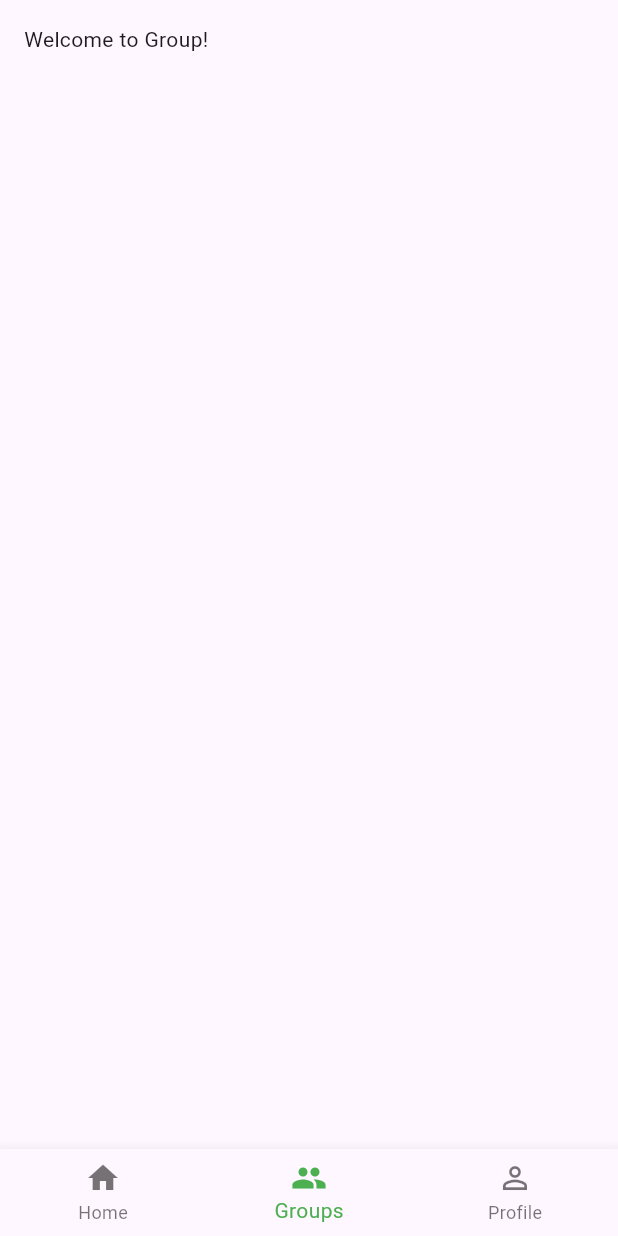
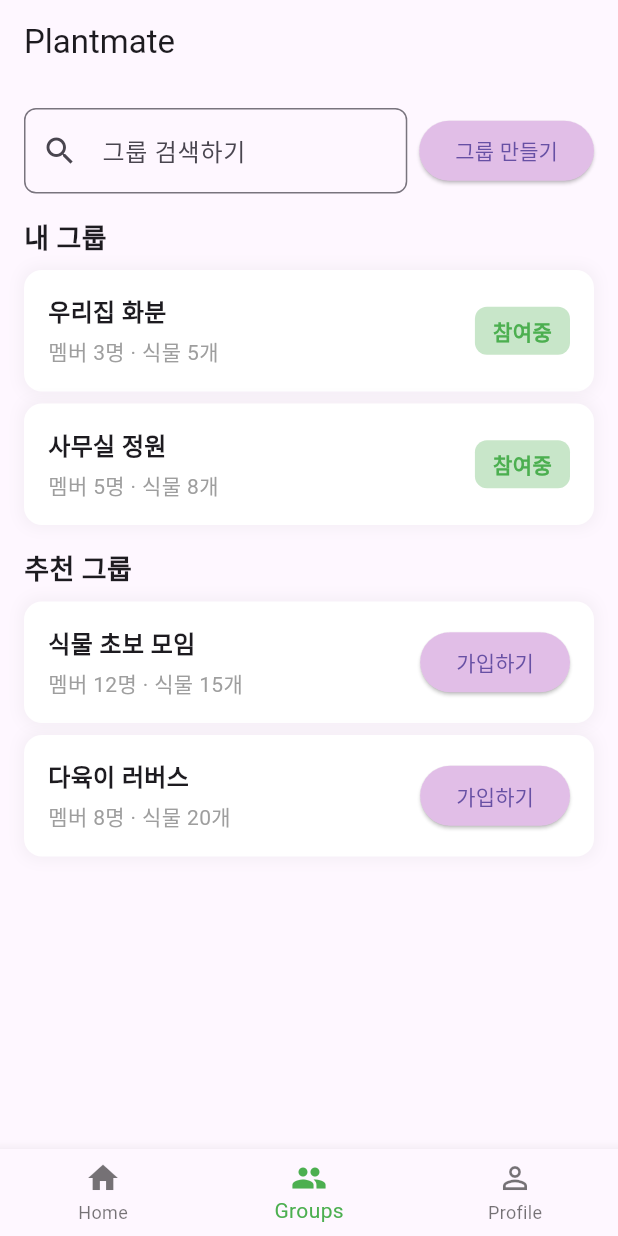
Before and after one commit to eddymango/plantmate, a Flutter app: the screen it shows after launch, item 2 of the bottom bar chosen, on a phone screen of 412 x 824 dp. Run offline on Flutter 3.47's test engine with Material 3 defaults, Android fonts, the phone set to English and light mode, and no system bars.

Commit message:
GroupScreen-Group_Card 구현

```diff
--- a/plantmate/lib/screens/group_screen.dart
+++ b/plantmate/lib/screens/group_screen.dart
@@ -1,16 +1,93 @@
 import 'package:flutter/material.dart';
+
+import '../widgets/group_card.dart';
 
 class GroupScreen extends StatelessWidget {
   const GroupScreen({super.key});
 
-
   @override
   Widget build(BuildContext context) {
     return Scaffold(
-      body: Padding(padding: const EdgeInsets.all(16.0),
+      appBar: AppBar(
+        title: const Text('Plantmate'),
+      ),
+      body: Padding(
+        padding: const EdgeInsets.all(16.0),
         child: Column(
-          children: const <Widget>[
-            Text('Welcome to Group!'),
+          crossAxisAlignment: CrossAxisAlignment.start,
+          children: [
+            // 검색창과 그룹 만들기 버튼
+            Row(
+              children: [
+                Expanded(
+                  child: TextField(
+                    decoration: InputDecoration(
+                      hintText: '그룹 검색하기',
+                      prefixIcon: const Icon(Icons.search),
+                      border: OutlineInputBorder(
+                        borderRadius: BorderRadius.circular(8),
+                      ),
+                    ),
+                  ),
+                ),
+                const SizedBox(width: 8),
+                ElevatedButton(
+                  onPressed: () {
+                    // 그룹 만들기 버튼 동작
+                  },
+                  style: ElevatedButton.styleFrom(
+                    backgroundColor: Colors.purple[100],
+                  ),
+                  child: const Text('그룹 만들기'),
+                ),
+              ],
+            ),
+            const SizedBox(height: 16),
+
+            // "내 그룹" 섹션
+            const Text(
+              '내 그룹',
+              style: TextStyle(fontSize: 18, fontWeight: FontWeight.bold),
+            ),
+            const SizedBox(height: 8),
+            GroupCard(
+              groupName: '우리집 화분',
+              members: 3,
+              plants: 5,
+              status: '참여중',
+              isJoined: true,
+            ),
+            const SizedBox(height: 8),
+            GroupCard(
+              groupName: '사무실 정원',
+              members: 5,
+              plants: 8,
+              status: '참여중',
+              isJoined: true,
+            ),
+            const SizedBox(height: 16),
+
+            // "추천 그룹" 섹션
+            const Text(
+              '추천 그룹',
+              style: TextStyle(fontSize: 18, fontWeight: FontWeight.bold),
+            ),
+            const SizedBox(height: 8),
+            GroupCard(
+              groupName: '식물 초보 모임',
+              members: 12,
+              plants: 15,
+              status: '가입하기',
+              isJoined: false,
+            ),
+            const SizedBox(height: 8),
+            GroupCard(
+              groupName: '다육이 러버스',
+              members: 8,
+              plants: 20,
+              status: '가입하기',
+              isJoined: false,
+            ),
           ],
         ),
       ),
--- a/plantmate/lib/widgets/group_card.dart
+++ b/plantmate/lib/widgets/group_card.dart
@@ -0,0 +1,84 @@
+import 'package:flutter/material.dart';
+
+class GroupCard extends StatelessWidget {
+  final String groupName;
+  final int members;
+  final int plants;
+  final String status;
+  final bool isJoined;
+
+  const GroupCard(
+      {super.key,
+      required this.groupName,
+      required this.members,
+      required this.plants,
+      required this.status,
+      required this.isJoined});
+
+  @override
+  Widget build(BuildContext context) {
+    return Container(
+      padding: const EdgeInsets.all(16),
+      decoration: BoxDecoration(
+        color: Colors.white,
+        borderRadius: BorderRadius.circular(12),
+        boxShadow: [
+          BoxShadow(
+            color: Colors.grey.withOpacity(0.1),
+            blurRadius: 8,
+            spreadRadius: 2,
+          ),
+        ],
+      ),
+      child: Row(
+        mainAxisAlignment: MainAxisAlignment.spaceBetween,
+        children: [
+          // 그룹 정보
+          Column(
+            crossAxisAlignment: CrossAxisAlignment.start,
+            children: [
+              Text(
+                groupName,
+                style:
+                    const TextStyle(fontSize: 16, fontWeight: FontWeight.bold),
+              ),
+              const SizedBox(height: 4),
+              Text(
+                '멤버 $members명 · 식물 $plants개',
+                style: const TextStyle(fontSize: 14, color: Colors.grey),
+              ),
+            ],
+          ),
+          // 상태 표시 (참여중/가입하기)
+          isJoined
+              ? Container(
+                  padding: const EdgeInsets.symmetric(
+                    horizontal: 12,
+                    vertical: 6,
+                  ),
+                  decoration: BoxDecoration(
+                    color: Colors.green[100],
+                    borderRadius: BorderRadius.circular(8),
+                  ),
+                  child: Text(
+                    status,
+                    style: const TextStyle(
+                      color: Colors.green,
+                      fontWeight: FontWeight.bold,
+                    ),
+                  ),
+                )
+              : ElevatedButton(
+                  onPressed: () {
+                    // 그룹 가입하기 버튼 동작
+                  },
+                  style: ElevatedButton.styleFrom(
+                    backgroundColor: Colors.purple[100],
+                  ),
+                  child: Text(status),
+                ),
+        ],
+      ),
+    );
+  }
+}
```
